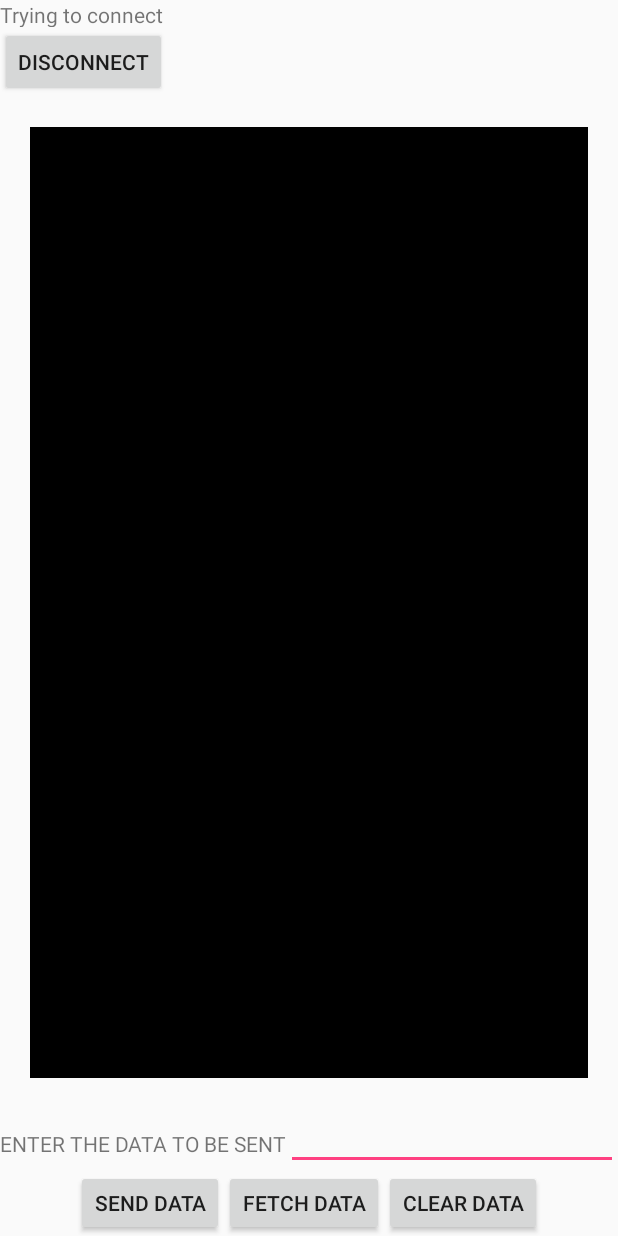
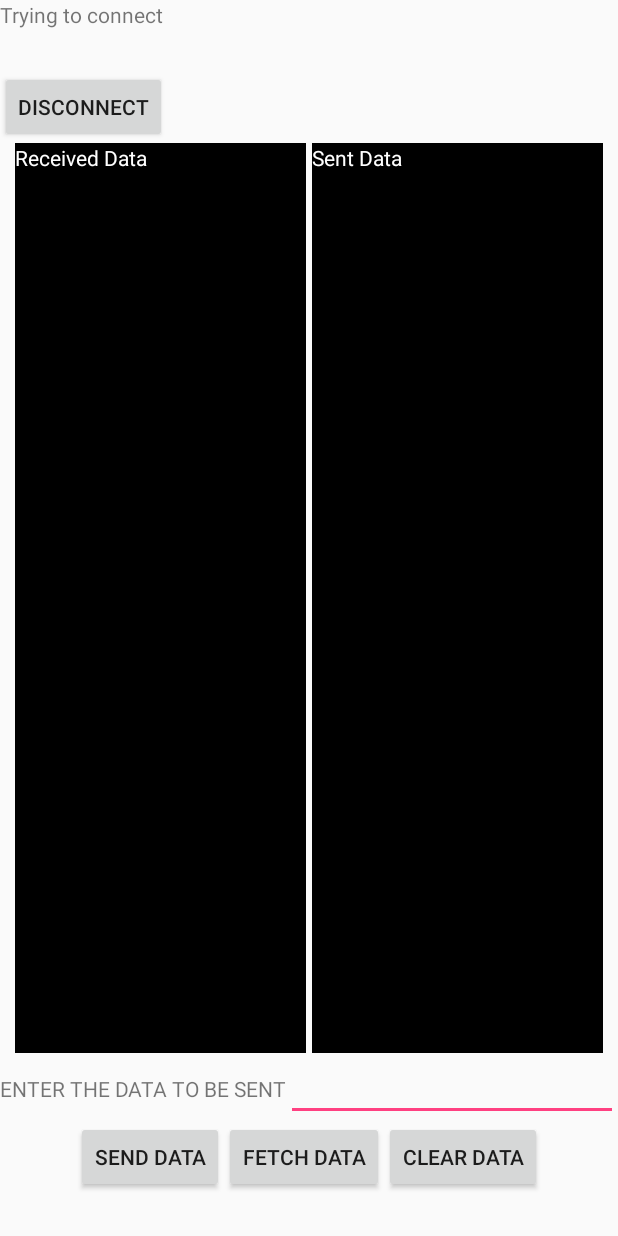
Before and after one commit to RushiBhatt007/Bluetooth, an Android app: the layout activity_receive_data.xml on its own in the app's theme, with its tools: preview values and no code run, on a phone screen of 412 x 824 dp. Run offline under Robolectric (Android 15) with nearby library versions, the phone set to English and light mode, and no system bars.

Commit message:
Seperate views
-data collision problem resolved
-view mode enhanced

```diff
--- a/Bluetooth_Terminal/app/src/main/java/com/example/rushi/leds/ReceiveData.java
+++ b/Bluetooth_Terminal/app/src/main/java/com/example/rushi/leds/ReceiveData.java
@@ -23,7 +23,7 @@ import java.util.UUID;
 public class ReceiveData extends AppCompatActivity {
 
     private Button btnOn, btnDis, btnClr,btnFtch;
-    private TextView textView,displayView;
+    private TextView textView,sentView,receivedView;
     private EditText sendData;
     private ProgressDialog progress;
     private BluetoothAdapter myBluetooth = null;
@@ -55,7 +55,8 @@ public class ReceiveData extends AppCompatActivity {
         btnClr = (Button)findViewById(R.id.clearData);
         btnFtch = (Button)findViewById(R.id.fetch);
         textView = (TextView)findViewById(R.id.textView2);
-        displayView = (TextView)findViewById(R.id.displayView);
+        sentView = (TextView)findViewById(R.id.sentView);
+        receivedView = (TextView)findViewById(R.id.receivedView);
         sendData = (EditText)findViewById(R.id.dataSend);
 
         new ConnectBT().execute();//Call the class to connect
@@ -82,7 +83,8 @@ public class ReceiveData extends AppCompatActivity {
             @Override
             public void onClick(View view)
             {
-                displayView.setText("");
+                sentView.setText("");
+                receivedView.setText("");
             }
         });
 
@@ -154,7 +156,7 @@ public class ReceiveData extends AppCompatActivity {
                             @Override
                             public void run()
                             {
-                                displayView.append(string+"\n");
+                                receivedView.append(string+"\n");
                             }
                         });
 
@@ -188,14 +190,14 @@ public class ReceiveData extends AppCompatActivity {
                 btSocket.getOutputStream().write('\n');
                 }
 
-                displayView.append(prefix+send.trim());
+                sentView.append(prefix+send.trim());
             }
             catch (IOException e)
             {
                 msg("Error in sending data");
             }
             sendData.setText("");
-            displayView.append("\n");
+            sentView.append("\n");
             receiveData();
         }
     }
--- a/Bluetooth_Terminal/app/src/main/res/layout/activity_receive_data.xml
+++ b/Bluetooth_Terminal/app/src/main/res/layout/activity_receive_data.xml
@@ -19,31 +19,82 @@
         android:layout_height="wrap_content"
         android:text="Disconnect"
         android:id="@+id/button4"
-        android:layout_weight="1"/>
+        android:layout_weight="0"/>
+
+    <LinearLayout
+        android:layout_width="wrap_content"
+        android:layout_height="wrap_content"
+        android:orientation="horizontal"
+        android:layout_weight="20">
 
     <ScrollView
-        android:layout_width="match_parent"
+        android:layout_width="250dp"
         android:layout_height="match_parent"
-        android:layout_margin="20dp"
+        android:layout_marginLeft="10dp"
+        android:layout_marginRight="2dp"
         android:background="@android:color/black"
-        android:layout_gravity="center_horizontal"
-        android:layout_weight="80">
+        android:layout_gravity="left"
+        android:layout_weight="50">
+
+        <LinearLayout
+            android:layout_width="match_parent"
+            android:layout_height="match_parent"
+            android:orientation="vertical">
+        <TextView
+            android:layout_width="match_parent"
+            android:layout_height="match_parent"
+            android:textColor="@android:color/white"
+            android:text="Received Data"
+            android:layout_gravity="center_horizontal"/>
 
         <TextView
             android:layout_width="match_parent"
             android:layout_height="match_parent"
-            android:id="@+id/displayView"
+            android:id="@+id/receivedView"
             android:textColor="@android:color/white"
             android:layout_gravity="center_horizontal"/>
+        </LinearLayout>
 
     </ScrollView>
+
+    <ScrollView
+        android:layout_width="250dp"
+        android:layout_height="match_parent"
+        android:layout_marginRight="10dp"
+        android:layout_marginLeft="2dp"
+        android:background="@android:color/black"
+        android:layout_gravity="right"
+        android:layout_weight="50">
+
+        <LinearLayout
+            android:layout_width="match_parent"
+            android:layout_height="match_parent"
+            android:orientation="vertical">
+            <TextView
+                android:layout_width="match_parent"
+                android:layout_height="match_parent"
+                android:textColor="@android:color/white"
+                android:text="Sent Data"
+                android:layout_gravity="center_horizontal"/>
+
+            <TextView
+                android:layout_width="match_parent"
+                android:layout_height="match_parent"
+                android:id="@+id/sentView"
+                android:textColor="@android:color/white"
+                android:layout_gravity="center_horizontal"/>
+        </LinearLayout>
+
+    </ScrollView>
+
+    </LinearLayout>
 
     <LinearLayout
         android:layout_width="match_parent"
         android:layout_height="wrap_content"
         android:orientation="horizontal"
         android:layout_gravity="center_horizontal"
-        android:layout_weight="2">
+        android:layout_weight="0">
 
         <TextView
             android:layout_width="wrap_content"
@@ -62,7 +113,7 @@
         android:layout_height="wrap_content"
         android:orientation="horizontal"
         android:layout_gravity="center_horizontal"
-        android:layout_weight="2">
+        android:layout_weight="1">
 
         <Button
             android:layout_width="wrap_content"
```
